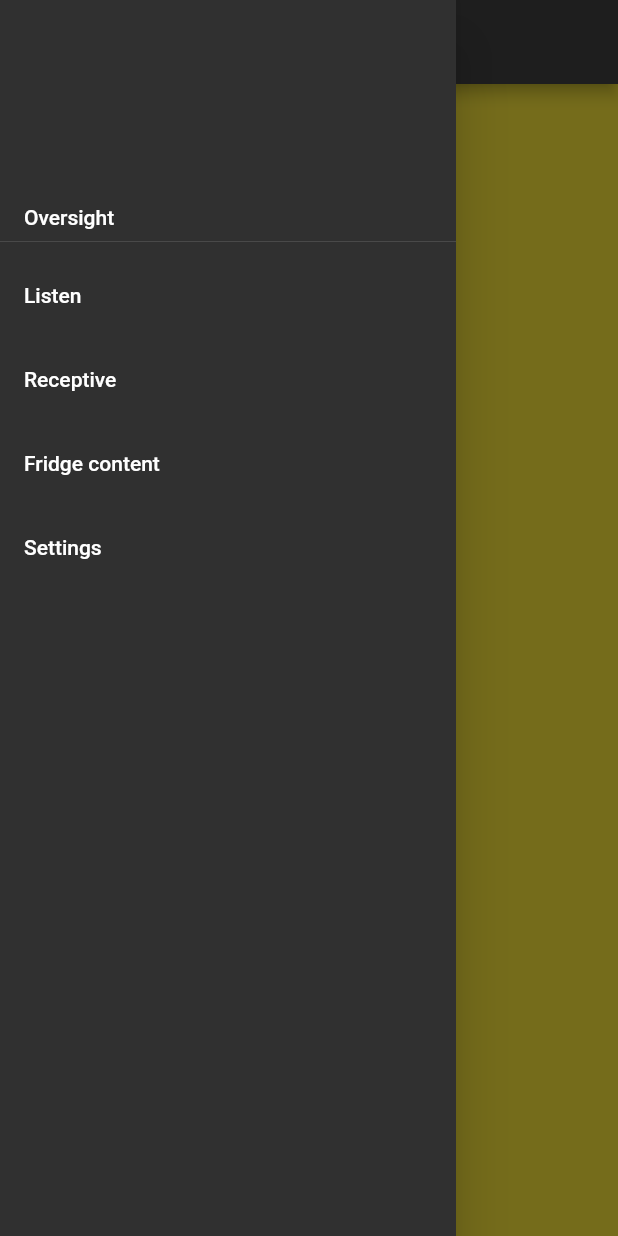
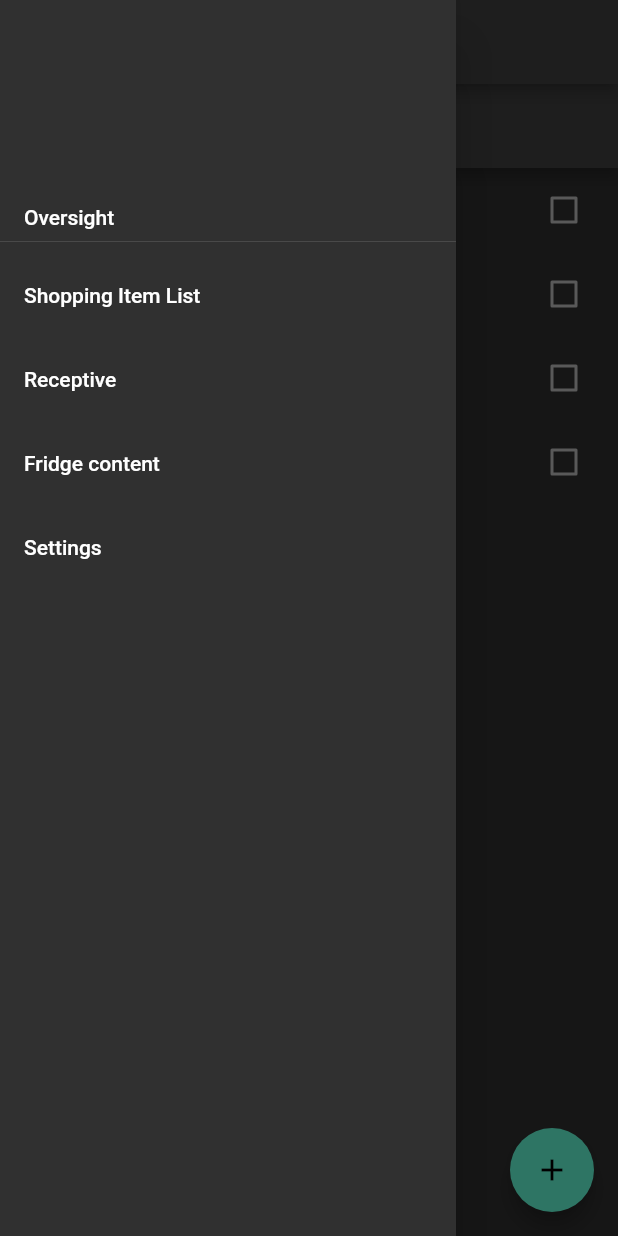
Before and after one commit to EavenCS/Flutter_ShoppingList_App, a Flutter app: the screen it shows after launch, with the side drawer open, on a phone screen of 412 x 824 dp. Run offline on Flutter 3.47's test engine with Material 2 defaults, Android fonts, the phone set to English and light mode, and no system bars; our stand-ins replace flutter_native_splash.

Commit message:
Adding UI for Shoppinglist

```diff
--- a/lib/main.dart
+++ b/lib/main.dart
@@ -17,17 +17,19 @@ class MyApp extends StatelessWidget {
     );
   }
 }
+
 class NavigationBase extends StatefulWidget {
   const NavigationBase({Key? key}) : super(key: key);
 
   @override
   State<NavigationBase> createState() => _NavigationBaseState();
 }
+
 ///Drawer logic
 class _NavigationBaseState extends State<NavigationBase> {
   int currentIndex = 0;
 
-  void navigateToPage (int newIndex) {
+  void navigateToPage(int newIndex) {
     setState(() {
       currentIndex = newIndex;
     });
@@ -41,15 +43,14 @@ class _NavigationBaseState extends State<NavigationBase> {
       drawer: Drawer(
         child: ListView(
           children: [
-            DrawerHeader
-              (child:Column(
+            DrawerHeader(
+                child: Column(
               mainAxisAlignment: MainAxisAlignment.end,
               crossAxisAlignment: CrossAxisAlignment.start,
-              children: const [Text('Oversight')
-              ],
+              children: const [Text('Oversight')],
             )),
             ListTile(
-              title: const Text('Listen'),
+              title: const Text('Shopping Item List'),
               onTap: () {
                 navigateToPage(0);
               },
@@ -71,17 +72,22 @@ class _NavigationBaseState extends State<NavigationBase> {
               onTap: () {
                 navigateToPage(3);
               },
-              ),
+            ),
           ],
         ),
       ),
     );
   }
+
   ///Index for the Drawer
   IndexedStack buildBody() {
     return IndexedStack(
       index: currentIndex,
-      children: [Listen(), Rezepte(),const Settings(),],
+      children: [
+        ShoppingListScreen(),
+        Rezepte(),
+        const Settings(),
+      ],
     );
   }
 }
--- a/lib/screens/list.dart
+++ /dev/null
@@ -1,12 +0,0 @@
-import 'package:flutter/material.dart';
-
-class Listen extends StatelessWidget{
-  const Listen ({Key? key}) :super(key: key);
-
-  @override
-  Widget build(BuildContext context) {
-    return Container(
-      color: Colors.yellow,
-    );
-  }
-}
--- a/lib/screens/screens.dart
+++ b/lib/screens/screens.dart
@@ -1,4 +1,4 @@
-export  'list.dart';
-export  'settings.dart';
-export  'Rezepte.dart';
-export  'refrigerator_contents.dart';
+export 'settings.dart';
+export 'Rezepte.dart';
+export 'refrigerator_contents.dart';
+export 'shoppingitem_listscreen.dart';
--- /dev/null
+++ b/lib/screens/shoppingItem_listscreen.dart
@@ -0,0 +1,44 @@
+import 'package:flutter/material.dart';
+import 'package:shoppinglist/screens/shopping_item.dart';
+
+
+class ShoppingListScreen extends StatefulWidget {
+  const ShoppingListScreen({Key? key}) : super(key: key);
+
+  @override
+  State<ShoppingListScreen> createState() => _ShoppingListScreenState();
+}
+
+class _ShoppingListScreenState extends State<ShoppingListScreen> {
+  List<ShoppingItem> shoppingList = [
+    ShoppingItem(name: 'Brot', done: false),
+    ShoppingItem(name: 'Eis', done: false),
+    ShoppingItem(name: 'Bier', done: false),
+    ShoppingItem(name: 'Schoko', done: false),
+  ];
+
+
+  @override
+  Widget build(BuildContext context) {
+    return Scaffold(
+      appBar: AppBar(
+        title: Text('Meine Einkaufsliste'),
+      ),
+      body: ListView.builder(
+        itemCount: shoppingList.length,
+          itemBuilder: (context,index){
+        return  CheckboxListTile(
+           title: Text(shoppingList[index].name),
+            value: shoppingList[index].done,onChanged: (newValue){
+             setState((){
+               shoppingList[index].setDone(newValue);
+             });
+         });
+      }),
+      floatingActionButton: FloatingActionButton(
+        onPressed: () {  },
+        child: Icon(Icons.add),
+      ),
+    );
+  }
+}
--- /dev/null
+++ b/lib/screens/shopping_item.dart
@@ -0,0 +1,21 @@
+class ShoppingItem{
+   final String name;
+   bool done;
+   ShoppingItem({
+     required this.name,
+     required this.done,
+});
+  void setDone(newValue){
+    this.done = newValue;
+  }
+
+  ShoppingItem copyWith({
+  String? name,
+    bool? done,
+  }) {
+    return ShoppingItem(
+        name: name ?? this.name,
+        done: done ?? this.done,
+    );
+  }
+}
```
